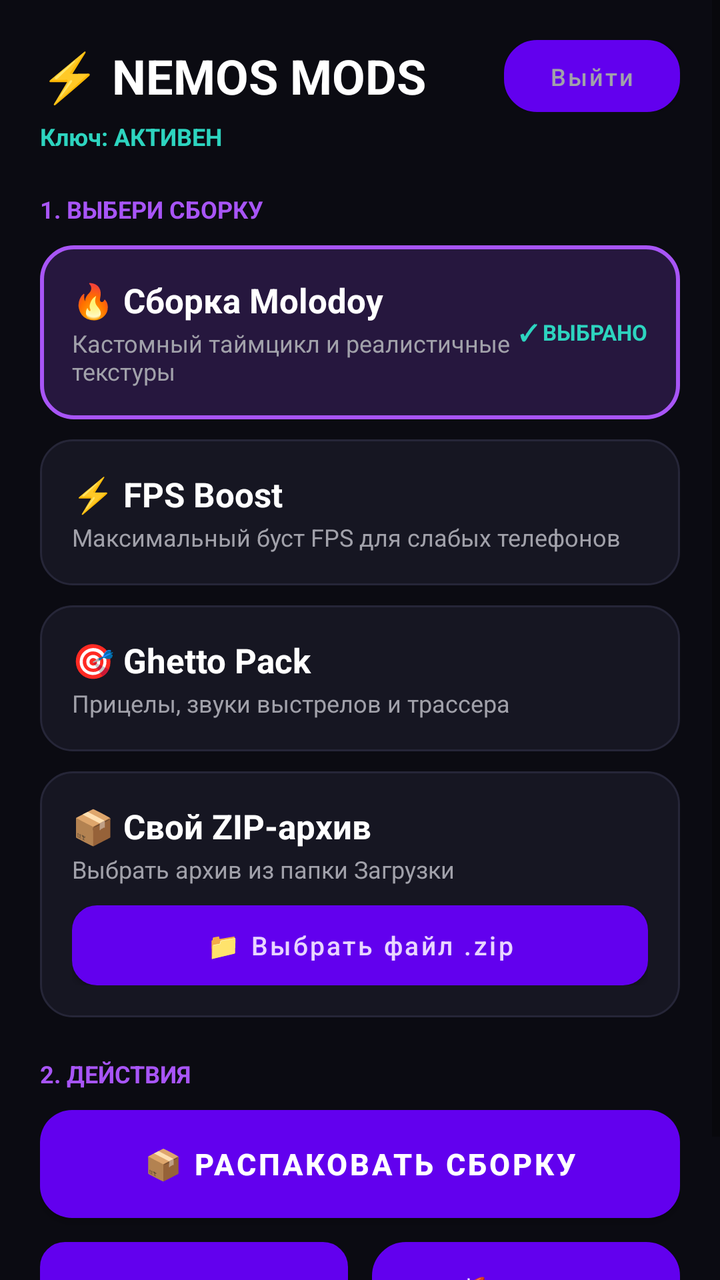
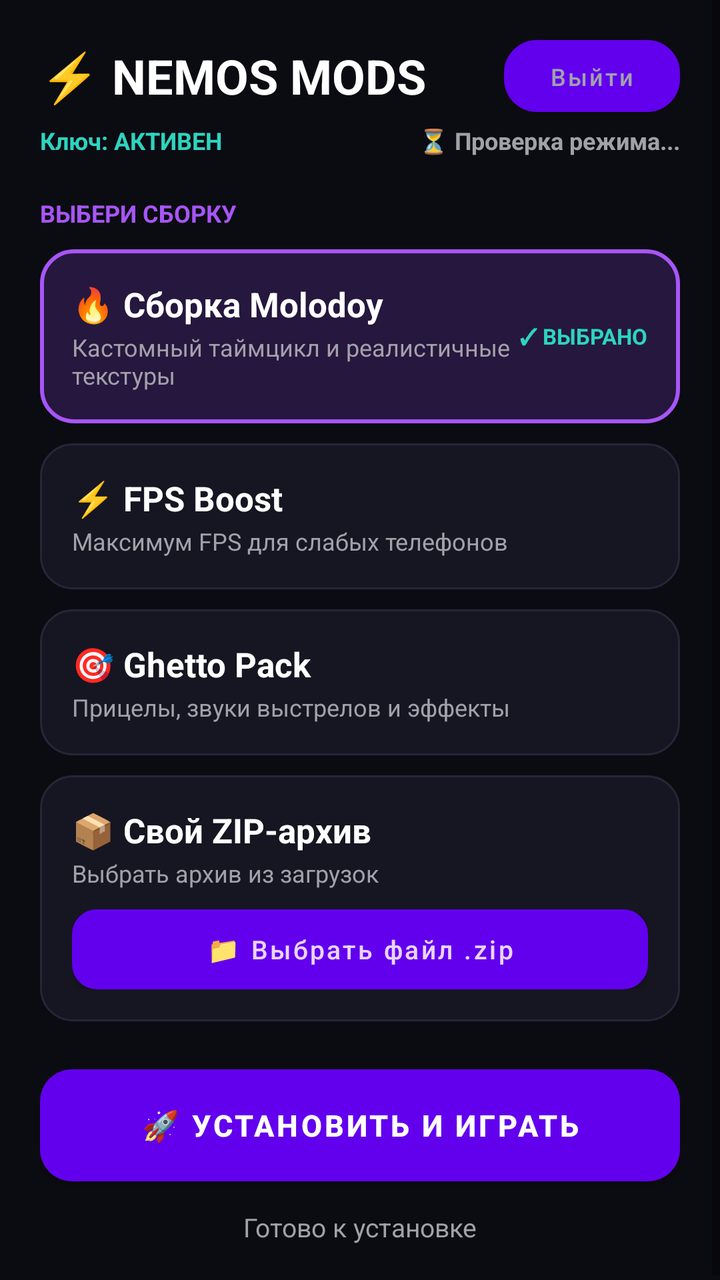

Two renders of the same Android screen: before a commit and after it. Below are the layout's source before the change and the commit's diff.
<!-- AndroidManifest.xml: application theme Theme.MaterialComponents.DayNight.NoActionBar -->
<!-- res/layout/activity_main.xml -->
<?xml version="1.0" encoding="utf-8"?>
<ScrollView xmlns:android="http://schemas.android.com/apk/res/android"
    android:layout_width="match_parent"
    android:layout_height="match_parent"
    android:background="#0B0B12"
    android:fillViewport="true">

    <LinearLayout
        android:layout_width="match_parent"
        android:layout_height="wrap_content"
        android:orientation="vertical"
        android:padding="20dp">

        <LinearLayout
            android:layout_width="match_parent"
            android:layout_height="wrap_content"
            android:gravity="center_vertical"
            android:orientation="horizontal">

            <TextView
                android:layout_width="0dp"
                android:layout_height="wrap_content"
                android:layout_weight="1"
                android:text="⚡ NEMOS MODS"
                android:textColor="#FFFFFF"
                android:textSize="24sp"
                android:textStyle="bold" />

            <Button
                android:id="@+id/btnLogout"
                android:layout_width="wrap_content"
                android:layout_height="36dp"
                android:background="@drawable/bg_card_unselected"
                android:paddingHorizontal="14dp"
                android:text="Выйти"
                android:textAllCaps="false"
                android:textColor="#A1A1AA"
                android:textSize="12sp" />
        </LinearLayout>

        <TextView
            android:id="@+id/tvSubInfo"
            android:layout_width="match_parent"
            android:layout_height="wrap_content"
            android:layout_marginTop="4dp"
            android:text="Ключ: АКТИВЕН"
            android:textColor="#2DD4BF"
            android:textSize="12sp"
            android:textStyle="bold" />

        <TextView
            android:layout_width="match_parent"
            android:layout_height="wrap_content"
            android:layout_marginTop="20dp"
            android:layout_marginBottom="10dp"
            android:text="1. ВЫБЕРИ СБОРКУ"
            android:textColor="#A855F7"
            android:textSize="12sp"
            android:textStyle="bold" />

        <LinearLayout
            android:id="@+id/cardMolodoy"
            android:layout_width="match_parent"
            android:layout_height="wrap_content"
            android:layout_marginBottom="10dp"
            android:background="@drawable/bg_card_selected"
            android:gravity="center_vertical"
            android:orientation="horizontal"
            android:padding="16dp">

            <LinearLayout
                android:layout_width="0dp"
                android:layout_height="wrap_content"
                android:layout_weight="1"
                android:orientation="vertical">

                <TextView
                    android:layout_width="wrap_content"
                    android:layout_height="wrap_content"
                    android:text="🔥 Сборка Molodoy"
                    android:textColor="#FFFFFF"
                    android:textSize="17sp"
                    android:textStyle="bold" />

                <TextView
                    android:layout_width="wrap_content"
                    android:layout_height="wrap_content"
                    android:layout_marginTop="2dp"
                    android:text="Кастомный таймцикл и реалистичные текстуры"
                    android:textColor="#A1A1AA"
                    android:textSize="12sp" />
            </LinearLayout>

            <TextView
                android:id="@+id/tvBadgeMolodoy"
                android:layout_width="wrap_content"
                android:layout_height="wrap_content"
                android:text="✓ ВЫБРАНО"
                android:textColor="#2DD4BF"
                android:textSize="11sp"
                android:textStyle="bold" />
        </LinearLayout>

        <LinearLayout
            android:id="@+id/cardFps"
            android:layout_width="match_parent"
            android:layout_height="wrap_content"
            android:layout_marginBottom="10dp"
            android:background="@drawable/bg_card_unselected"
            android:gravity="center_vertical"
            android:orientation="horizontal"
            android:padding="16dp">

            <LinearLayout
                android:layout_width="0dp"
                android:layout_height="wrap_content"
                android:layout_weight="1"
                android:orientation="vertical">

                <TextView
                    android:layout_width="wrap_content"
                    android:layout_height="wrap_content"
                    android:text="⚡ FPS Boost"
                    android:textColor="#FFFFFF"
                    android:textSize="17sp"
                    android:textStyle="bold" />

                <TextView
                    android:layout_width="wrap_content"
                    android:layout_height="wrap_content"
                    android:layout_marginTop="2dp"
                    android:text="Максимальный буст FPS для слабых телефонов"
                    android:textColor="#A1A1AA"
                    android:textSize="12sp" />
            </LinearLayout>

            <TextView
                android:id="@+id/tvBadgeFps"
                android:layout_width="wrap_content"
                android:layout_height="wrap_content"
                android:text="✓ ВЫБРАНО"
                android:textColor="#2DD4BF"
                android:textSize="11sp"
                android:textStyle="bold"
                android:visibility="gone" />
        </LinearLayout>

        <LinearLayout
            android:id="@+id/cardGhetto"
            android:layout_width="match_parent"
            android:layout_height="wrap_content"
            android:layout_marginBottom="10dp"
            android:background="@drawable/bg_card_unselected"
            android:gravity="center_vertical"
            android:orientation="horizontal"
            android:padding="16dp">

            <LinearLayout
                android:layout_width="0dp"
                android:layout_height="wrap_content"
                android:layout_weight="1"
                android:orientation="vertical">

                <TextView
                    android:layout_width="wrap_content"
                    android:layout_height="wrap_content"
                    android:text="🎯 Ghetto Pack"
                    android:textColor="#FFFFFF"
                    android:textSize="17sp"
                    android:textStyle="bold" />

                <TextView
                    android:layout_width="wrap_content"
                    android:layout_height="wrap_content"
                    android:layout_marginTop="2dp"
                    android:text="Прицелы, звуки выстрелов и трассера"
                    android:textColor="#A1A1AA"
                    android:textSize="12sp" />
            </LinearLayout>

            <TextView
                android:id="@+id/tvBadgeGhetto"
                android:layout_width="wrap_content"
                android:layout_height="wrap_content"
                android:text="✓ ВЫБРАНО"
                android:textColor="#2DD4BF"
                android:textSize="11sp"
                android:textStyle="bold"
                android:visibility="gone" />
        </LinearLayout>

        <LinearLayout
            android:id="@+id/cardCustom"
            android:layout_width="match_parent"
            android:layout_height="wrap_content"
            android:layout_marginBottom="20dp"
            android:background="@drawable/bg_card_unselected"
            android:orientation="vertical"
            android:padding="16dp">

            <LinearLayout
                android:layout_width="match_parent"
                android:layout_height="wrap_content"
                android:gravity="center_vertical"
                android:orientation="horizontal">

                <LinearLayout
                    android:layout_width="0dp"
                    android:layout_height="wrap_content"
                    android:layout_weight="1"
                    android:orientation="vertical">

                    <TextView
                        android:layout_width="wrap_content"
                        android:layout_height="wrap_content"
                        android:text="📦 Свой ZIP-архив"
                        android:textColor="#FFFFFF"
                        android:textSize="17sp"
                        android:textStyle="bold" />

                    <TextView
                        android:id="@+id/tvCustomZipName"
                        android:layout_width="wrap_content"
                        android:layout_height="wrap_content"
                        android:layout_marginTop="2dp"
                        android:text="Выбрать архив из папки Загрузки"
                        android:textColor="#A1A1AA"
                        android:textSize="12sp" />
                </LinearLayout>

                <TextView
                    android:id="@+id/tvBadgeCustom"
                    android:layout_width="wrap_content"
                    android:layout_height="wrap_content"
                    android:text="✓ ВЫБРАНО"
                    android:textColor="#2DD4BF"
                    android:textSize="11sp"
                    android:textStyle="bold"
                    android:visibility="gone" />
            </LinearLayout>

            <Button
                android:id="@+id/btnPickZip"
                android:layout_width="match_parent"
                android:layout_height="40dp"
                android:layout_marginTop="10dp"
                android:background="@drawable/bg_btn_outline"
                android:text="📁 Выбрать файл .zip"
                android:textAllCaps="false"
                android:textColor="#E9D5FF"
                android:textSize="13sp" />
        </LinearLayout>

        <TextView
            android:layout_width="match_parent"
            android:layout_height="wrap_content"
            android:layout_marginBottom="10dp"
            android:text="2. ДЕЙСТВИЯ"
            android:textColor="#A855F7"
            android:textSize="12sp"
            android:textStyle="bold" />

        <Button
            android:id="@+id/btnUnpack"
            android:layout_width="match_parent"
            android:layout_height="54dp"
            android:background="@drawable/bg_btn_primary"
            android:text="📦 РАСПАКОВАТЬ СБОРКУ"
            android:textAllCaps="true"
            android:textColor="#FFFFFF"
            android:textSize="15sp"
            android:textStyle="bold" />

        <LinearLayout
            android:id="@+id/layoutActionButtons"
            android:layout_width="match_parent"
            android:layout_height="wrap_content"
            android:layout_marginTop="12dp"
            android:orientation="horizontal">

            <Button
                android:id="@+id/btnOpenMt"
                android:layout_width="0dp"
                android:layout_height="48dp"
                android:layout_marginEnd="6dp"
                android:layout_weight="1"
                android:background="@drawable/bg_btn_outline"
                android:text="📂 MT MANAGER"
                android:textAllCaps="false"
                android:textColor="#E9D5FF"
                android:textSize="13sp"
                android:textStyle="bold" />

            <Button
                android:id="@+id/btnLaunchGame"
                android:layout_width="0dp"
                android:layout_height="48dp"
                android:layout_marginStart="6dp"
                android:layout_weight="1"
                android:background="@drawable/bg_card_selected"
                android:text="🚀 В ИГРУ"
                android:textAllCaps="false"
                android:textColor="#FFFFFF"
                android:textSize="13sp"
                android:textStyle="bold" />
        </LinearLayout>

        <TextView
            android:id="@+id/tvStatus"
            android:layout_width="match_parent"
            android:layout_height="wrap_content"
            android:layout_marginTop="14dp"
            android:gravity="center"
            android:text="Сборка готова к распаковке"
            android:textColor="#A1A1AA"
            android:textSize="13sp" />

    </LinearLayout>
</ScrollView>
<!-- resources referenced by this layout -->
<resources>
  <!-- drawable bg_btn_outline (drawable) -->
  <?xml version="1.0" encoding="utf-8"?>
  <shape xmlns:android="http://schemas.android.com/apk/res/android" android:shape="rectangle">
      <solid android:color="#1A102B" />
      <stroke android:width="1dp" android:color="#7E22CE" />
      <corners android:radius="12dp" />
  </shape>
  <!-- drawable bg_btn_primary (drawable) -->
  <?xml version="1.0" encoding="utf-8"?>
  <shape xmlns:android="http://schemas.android.com/apk/res/android" android:shape="rectangle">
      <solid android:color="#9333EA" />
      <corners android:radius="16dp" />
  </shape>
  <!-- drawable bg_card_selected (drawable) -->
  <?xml version="1.0" encoding="utf-8"?>
  <shape xmlns:android="http://schemas.android.com/apk/res/android" android:shape="rectangle">
      <solid android:color="#26173E" />
      <stroke android:width="2dp" android:color="#A855F7" />
      <corners android:radius="16dp" />
  </shape>
  <!-- drawable bg_card_unselected (drawable) -->
  <?xml version="1.0" encoding="utf-8"?>
  <shape xmlns:android="http://schemas.android.com/apk/res/android" android:shape="rectangle">
      <solid android:color="#161622" />
      <stroke android:width="1dp" android:color="#262638" />
      <corners android:radius="16dp" />
  </shape>
</resources>

<!-- the commit's change to res/layout/activity_main.xml (unified diff, before → after) -->
@@ -1,319 +1,87 @@
 <?xml version="1.0" encoding="utf-8"?>
-<ScrollView xmlns:android="http://schemas.android.com/apk/res/android"
-    android:layout_width="match_parent"
-    android:layout_height="match_parent"
-    android:background="#0B0B12"
-    android:fillViewport="true">
+<ScrollView android:background="#0B0B12" android:fillViewport="true" android:layout_height="match_parent" android:layout_width="match_parent" xmlns:android="http://schemas.android.com/apk/res/android">
 
-    <LinearLayout
-        android:layout_width="match_parent"
-        android:layout_height="wrap_content"
-        android:orientation="vertical"
-        android:padding="20dp">
+    <LinearLayout android:layout_height="wrap_content" android:layout_width="match_parent" android:orientation="vertical" android:padding="20dp">
 
-        <LinearLayout
-            android:layout_width="match_parent"
-            android:layout_height="wrap_content"
-            android:gravity="center_vertical"
-            android:orientation="horizontal">
+        <LinearLayout android:gravity="center_vertical" android:layout_height="wrap_content" android:layout_width="match_parent" android:orientation="horizontal">
 
-            <TextView
-                android:layout_width="0dp"
-                android:layout_height="wrap_content"
-                android:layout_weight="1"
-                android:text="⚡ NEMOS MODS"
-                android:textColor="#FFFFFF"
-                android:textSize="24sp"
-                android:textStyle="bold" />
+            <TextView android:layout_height="wrap_content" android:layout_weight="1" android:layout_width="0dp" android:text="⚡ NEMOS MODS" android:textColor="#FFFFFF" android:textSize="24sp" android:textStyle="bold"/>
 
-            <Button
-                android:id="@+id/btnLogout"
-                android:layout_width="wrap_content"
-                android:layout_height="36dp"
-                android:background="@drawable/bg_card_unselected"
-                android:paddingHorizontal="14dp"
-                android:text="Выйти"
-                android:textAllCaps="false"
-                android:textColor="#A1A1AA"
-                android:textSize="12sp" />
+            <Button android:background="@drawable/bg_card_unselected" android:id="@+id/btnLogout" android:layout_height="36dp" android:layout_width="wrap_content" android:paddingHorizontal="14dp" android:text="Выйти" android:textAllCaps="false" android:textColor="#A1A1AA" android:textSize="12sp"/>
         </LinearLayout>
 
-        <TextView
-            android:id="@+id/tvSubInfo"
-            android:layout_width="match_parent"
-            android:layout_height="wrap_content"
-            android:layout_marginTop="4dp"
-            android:text="Ключ: АКТИВЕН"
-            android:textColor="#2DD4BF"
-            android:textSize="12sp"
-            android:textStyle="bold" />
+        <LinearLayout android:gravity="center_vertical" android:layout_height="wrap_content" android:layout_marginTop="6dp" android:layout_width="match_parent" android:orientation="horizontal">
 
-        <TextView
-            android:layout_width="match_parent"
-            android:layout_height="wrap_content"
-            android:layout_marginTop="20dp"
-            android:layout_marginBottom="10dp"
-            android:text="1. ВЫБЕРИ СБОРКУ"
-            android:textColor="#A855F7"
-            android:textSize="12sp"
-            android:textStyle="bold" />
+            <TextView android:id="@+id/tvSubInfo" android:layout_height="wrap_content" android:layout_weight="1" android:layout_width="0dp" android:text="Ключ: АКТИВЕН" android:textColor="#2DD4BF" android:textSize="12sp" android:textStyle="bold"/>
 
-        <LinearLayout
-            android:id="@+id/cardMolodoy"
-            android:layout_width="match_parent"
-            android:layout_height="wrap_content"
-            android:layout_marginBottom="10dp"
-            android:background="@drawable/bg_card_selected"
-            android:gravity="center_vertical"
-            android:orientation="horizontal"
-            android:padding="16dp">
+            <TextView android:id="@+id/tvShizukuBadge" android:layout_height="wrap_content" android:layout_width="wrap_content" android:text="⏳ Проверка режима..." android:textColor="#A1A1AA" android:textSize="12sp" android:textStyle="bold"/>
+        </LinearLayout>
 
-            <LinearLayout
-                android:layout_width="0dp"
-                android:layout_height="wrap_content"
-                android:layout_weight="1"
-                android:orientation="vertical">
+        <TextView android:layout_height="wrap_content" android:layout_marginBottom="10dp" android:layout_marginTop="20dp" android:layout_width="match_parent" android:text="ВЫБЕРИ СБОРКУ" android:textColor="#A855F7" android:textSize="12sp" android:textStyle="bold"/>
 
-                <TextView
-                    android:layout_width="wrap_content"
-                    android:layout_height="wrap_content"
-                    android:text="🔥 Сборка Molodoy"
-                    android:textColor="#FFFFFF"
-                    android:textSize="17sp"
-                    android:textStyle="bold" />
+        <LinearLayout android:background="@drawable/bg_card_selected" android:gravity="center_vertical" android:id="@+id/cardMolodoy" android:layout_height="wrap_content" android:layout_marginBottom="10dp" android:layout_width="match_parent" android:orientation="horizontal" android:padding="16dp">
 
-                <TextView
-                    android:layout_width="wrap_content"
-                    android:layout_height="wrap_content"
-                    android:layout_marginTop="2dp"
-                    android:text="Кастомный таймцикл и реалистичные текстуры"
-                    android:textColor="#A1A1AA"
-                    android:textSize="12sp" />
+            <LinearLayout android:layout_height="wrap_content" android:layout_weight="1" android:layout_width="0dp" android:orientation="vertical">
+
+                <TextView android:layout_height="wrap_content" android:layout_width="wrap_content" android:text="🔥 Сборка Molodoy" android:textColor="#FFFFFF" android:textSize="17sp" android:textStyle="bold"/>
+
+                <TextView android:layout_height="wrap_content" android:layout_marginTop="2dp" android:layout_width="wrap_content" android:text="Кастомный таймцикл и реалистичные текстуры" android:textColor="#A1A1AA" android:textSize="12sp"/>
             </LinearLayout>
 
-            <TextView
-                android:id="@+id/tvBadgeMolodoy"
-                android:layout_width="wrap_content"
-                android:layout_height="wrap_content"
-                android:text="✓ ВЫБРАНО"
-                android:textColor="#2DD4BF"
-                android:textSize="11sp"
-                android:textStyle="bold" />
+            <TextView android:id="@+id/tvBadgeMolodoy" android:layout_height="wrap_content" android:layout_width="wrap_content" android:text="✓ ВЫБРАНО" android:textColor="#2DD4BF" android:textSize="11sp" android:textStyle="bold"/>
         </LinearLayout>
 
-        <LinearLayout
-            android:id="@+id/cardFps"
-            android:layout_width="match_parent"
-            android:layout_height="wrap_content"
-            android:layout_marginBottom="10dp"
-            android:background="@drawable/bg_card_unselected"
-            android:gravity="center_vertical"
-            android:orientation="horizontal"
-            android:padding="16dp">
+        <LinearLayout android:background="@drawable/bg_card_unselected" android:gravity="center_vertical" android:id="@+id/cardFps" android:layout_height="wrap_content" android:layout_marginBottom="10dp" android:layout_width="match_parent" android:orientation="horizontal" android:padding="16dp">
 
-            <LinearLayout
-                android:layout_width="0dp"
-                android:layout_height="wrap_content"
-                android:layout_weight="1"
-                android:orientation="vertical">
+            <LinearLayout android:layout_height="wrap_content" android:layout_weight="1" android:layout_width="0dp" android:orientation="vertical">
 
-                <TextView
-                    android:layout_width="wrap_content"
-                    android:layout_height="wrap_content"
-                    android:text="⚡ FPS Boost"
-                    android:textColor="#FFFFFF"
-                    android:textSize="17sp"
-                    android:textStyle="bold" />
+                <TextView android:layout_height="wrap_content" android:layout_width="wrap_content" android:text="⚡ FPS Boost" android:textColor="#FFFFFF" android:textSize="17sp" android:textStyle="bold"/>
 
-                <TextView
-                    android:layout_width="wrap_content"
-                    android:layout_height="wrap_content"
-                    android:layout_marginTop="2dp"
-                    android:text="Максимальный буст FPS для слабых телефонов"
-                    android:textColor="#A1A1AA"
-                    android:textSize="12sp" />
+                <TextView android:layout_height="wrap_content" android:layout_marginTop="2dp" android:layout_width="wrap_content" android:text="Максимум FPS для слабых телефонов" android:textColor="#A1A1AA" android:textSize="12sp"/>
             </LinearLayout>
 
-            <TextView
-                android:id="@+id/tvBadgeFps"
-                android:layout_width="wrap_content"
-                android:layout_height="wrap_content"
-                android:text="✓ ВЫБРАНО"
-                android:textColor="#2DD4BF"
-                android:textSize="11sp"
-                android:textStyle="bold"
-                android:visibility="gone" />
+            <TextView android:id="@+id/tvBadgeFps" android:layout_height="wrap_content" android:layout_width="wrap_content" android:text="✓ ВЫБРАНО" android:textColor="#2DD4BF" android:textSize="11sp" android:textStyle="bold" android:visibility="gone"/>
         </LinearLayout>
 
-        <LinearLayout
-            android:id="@+id/cardGhetto"
-            android:layout_width="match_parent"
-            android:layout_height="wrap_content"
-            android:layout_marginBottom="10dp"
-            android:background="@drawable/bg_card_unselected"
-            android:gravity="center_vertical"
-            android:orientation="horizontal"
-            android:padding="16dp">
+        <LinearLayout android:background="@drawable/bg_card_unselected" android:gravity="center_vertical" android:id="@+id/cardGhetto" android:layout_height="wrap_content" android:layout_marginBottom="10dp" android:layout_width="match_parent" android:orientation="horizontal" android:padding="16dp">
 
-            <LinearLayout
-                android:layout_width="0dp"
-                android:layout_height="wrap_content"
-                android:layout_weight="1"
-                android:orientation="vertical">
+            <LinearLayout android:layout_height="wrap_content" android:layout_weight="1" android:layout_width="0dp" android:orientation="vertical">
 
-                <TextView
-                    android:layout_width="wrap_content"
-                    android:layout_height="wrap_content"
-                    android:text="🎯 Ghetto Pack"
-                    android:textColor="#FFFFFF"
-                    android:textSize="17sp"
-                    android:textStyle="bold" />
+                <TextView android:layout_height="wrap_content" android:layout_width="wrap_content" android:text="🎯 Ghetto Pack" android:textColor="#FFFFFF" android:textSize="17sp" android:textStyle="bold"/>
 
-                <TextView
-                    android:layout_width="wrap_content"
-                    android:layout_height="wrap_content"
-                    android:layout_marginTop="2dp"
-                    android:text="Прицелы, звуки выстрелов и трассера"
-                    android:textColor="#A1A1AA"
-                    android:textSize="12sp" />
+                <TextView android:layout_height="wrap_content" android:layout_marginTop="2dp" android:layout_width="wrap_content" android:text="Прицелы, звуки выстрелов и эффекты" android:textColor="#A1A1AA" android:textSize="12sp"/>
             </LinearLayout>
 
-            <TextView
-                android:id="@+id/tvBadgeGhetto"
-                android:layout_width="wrap_content"
-                android:layout_height="wrap_content"
-                android:text="✓ ВЫБРАНО"
-                android:textColor="#2DD4BF"
-                android:textSize="11sp"
-                android:textStyle="bold"
-                android:visibility="gone" />
+            <TextView android:id="@+id/tvBadgeGhetto" android:layout_height="wrap_content" android:layout_width="wrap_content" android:text="✓ ВЫБРАНО" android:textColor="#2DD4BF" android:textSize="11sp" android:textStyle="bold" android:visibility="gone"/>
         </LinearLayout>
 
-        <LinearLayout
-            android:id="@+id/cardCustom"
-            android:layout_width="match_parent"
-            android:layout_height="wrap_content"
-            android:layout_marginBottom="20dp"
-            android:background="@drawable/bg_card_unselected"
-            android:orientation="vertical"
-            android:padding="16dp">
+        <LinearLayout android:background="@drawable/bg_card_unselected" android:id="@+id/cardCustom" android:layout_height="wrap_content" android:layout_marginBottom="24dp" android:layout_width="match_parent" android:orientation="vertical" android:padding="16dp">
 
-            <LinearLayout
-                android:layout_width="match_parent"
-                android:layout_height="wrap_content"
-                android:gravity="center_vertical"
-                android:orientation="horizontal">
+            <LinearLayout android:gravity="center_vertical" android:layout_height="wrap_content" android:layout_width="match_parent" android:orientation="horizontal">
 
-                <LinearLayout
-                    android:layout_width="0dp"
-                    android:layout_height="wrap_content"
-                    android:layout_weight="1"
-                    android:orientation="vertical">
+                <LinearLayout android:layout_height="wrap_content" android:layout_weight="1" android:layout_width="0dp" android:orientation="vertical">
 
-                    <TextView
-                        android:layout_width="wrap_content"
-                        android:layout_height="wrap_content"
-                        android:text="📦 Свой ZIP-архив"
-                        android:textColor="#FFFFFF"
-                        android:textSize="17sp"
-                        android:textStyle="bold" />
+                    <TextView android:layout_height="wrap_content" android:layout_width="wrap_content" android:text="📦 Свой ZIP-архив" android:textColor="#FFFFFF" android:textSize="17sp" android:textStyle="bold"/>
 
-                    <TextView
-                        android:id="@+id/tvCustomZipName"
-                        android:layout_width="wrap_content"
-                        android:layout_height="wrap_content"
-                        android:layout_marginTop="2dp"
-                        android:text="Выбрать архив из папки Загрузки"
-                        android:textColor="#A1A1AA"
-                        android:textSize="12sp" />
+                    <TextView android:id="@+id/tvCustomZipName" android:layout_height="wrap_content" android:layout_marginTop="2dp" android:layout_width="wrap_content" android:text="Выбрать архив из загрузок" android:textColor="#A1A1AA" android:textSize="12sp"/>
                 </LinearLayout>
 
-                <TextView
-                    android:id="@+id/tvBadgeCustom"
-                    android:layout_width="wrap_content"
-                    android:layout_height="wrap_content"
-                    android:text="✓ ВЫБРАНО"
-                    android:textColor="#2DD4BF"
-                    android:textSize="11sp"
-                    android:textStyle="bold"
-                    android:visibility="gone" />
+                <TextView android:id="@+id/tvBadgeCustom" android:layout_height="wrap_content" android:layout_width="wrap_content" android:text="✓ ВЫБРАНО" android:textColor="#2DD4BF" android:textSize="11sp" android:textStyle="bold" android:visibility="gone"/>
             </LinearLayout>
 
-            <Button
-                android:id="@+id/btnPickZip"
-                android:layout_width="match_parent"
-                android:layout_height="40dp"
-                android:layout_marginTop="10dp"
-                android:background="@drawable/bg_btn_outline"
-                android:text="📁 Выбрать файл .zip"
-                android:textAllCaps="false"
-                android:textColor="#E9D5FF"
-                android:textSize="13sp" />
+            <Button android:background="@drawable/bg_btn_outline" android:id="@+id/btnPickZip" android:layout_height="40dp" android:layout_marginTop="10dp" android:layout_width="match_parent" android:text="📁 Выбрать файл .zip" android:textAllCaps="false" android:textColor="#E9D5FF" android:textSize="13sp"/>
         </LinearLayout>
 
-        <TextView
-            android:layout_width="match_parent"
-            android:layout_height="wrap_content"
-            android:layout_marginBottom="10dp"
-            android:text="2. ДЕЙСТВИЯ"
-            android:textColor="#A855F7"
-            android:textSize="12sp"
-            android:textStyle="bold" />
+        <Button android:background="@drawable/bg_btn_primary" android:id="@+id/btnPrimaryAction" android:layout_height="56dp" android:layout_width="match_parent" android:text="🚀 УСТАНОВИТЬ И ИГРАТЬ" android:textAllCaps="true" android:textColor="#FFFFFF" android:textSize="15sp" android:textStyle="bold"/>
 
-        <Button
-            android:id="@+id/btnUnpack"
-            android:layout_width="match_parent"
-            android:layout_height="54dp"
-            android:background="@drawable/bg_btn_primary"
-            android:text="📦 РАСПАКОВАТЬ СБОРКУ"
-            android:textAllCaps="true"
-            android:textColor="#FFFFFF"
-            android:textSize="15sp"
-            android:textStyle="bold" />
+        <LinearLayout android:id="@+id/layoutMtOptions" android:layout_height="wrap_content" android:layout_marginTop="10dp" android:layout_width="match_parent" android:orientation="horizontal" android:visibility="gone">
 
-        <LinearLayout
-            android:id="@+id/layoutActionButtons"
-            android:layout_width="match_parent"
-            android:layout_height="wrap_content"
-            android:layout_marginTop="12dp"
-            android:orientation="horizontal">
+            <Button android:background="@drawable/bg_btn_outline" android:id="@+id/btnOpenMt" android:layout_height="46dp" android:layout_marginEnd="6dp" android:layout_weight="1" android:layout_width="0dp" android:text="📂 MT Manager" android:textAllCaps="false" android:textColor="#E9D5FF" android:textSize="13sp"/>
 
-            <Button
-                android:id="@+id/btnOpenMt"
-                android:layout_width="0dp"
-                android:layout_height="48dp"
-                android:layout_marginEnd="6dp"
-                android:layout_weight="1"
-                android:background="@drawable/bg_btn_outline"
-                android:text="📂 MT MANAGER"
-                android:textAllCaps="false"
-                android:textColor="#E9D5FF"
-                android:textSize="13sp"
-                android:textStyle="bold" />
-
-            <Button
-                android:id="@+id/btnLaunchGame"
-                android:layout_width="0dp"
-                android:layout_height="48dp"
-                android:layout_marginStart="6dp"
-                android:layout_weight="1"
-                android:background="@drawable/bg_card_selected"
-                android:text="🚀 В ИГРУ"
-                android:textAllCaps="false"
-                android:textColor="#FFFFFF"
-                android:textSize="13sp"
-                android:textStyle="bold" />
+            <Button android:background="@drawable/bg_card_selected" android:id="@+id/btnLaunchGame" android:layout_height="46dp" android:layout_marginStart="6dp" android:layout_weight="1" android:layout_width="0dp" android:text="🎮 В игру" android:textAllCaps="false" android:textColor="#FFFFFF" android:textSize="13sp" android:textStyle="bold"/>
         </LinearLayout>
 
-        <TextView
-            android:id="@+id/tvStatus"
-            android:layout_width="match_parent"
-            android:layout_height="wrap_content"
-            android:layout_marginTop="14dp"
-            android:gravity="center"
-            android:text="Сборка готова к распаковке"
-            android:textColor="#A1A1AA"
-            android:textSize="13sp" />
+        <TextView android:gravity="center" android:id="@+id/tvStatus" android:layout_height="wrap_content" android:layout_marginTop="14dp" android:layout_width="match_parent" android:text="Готово к установке" android:textColor="#A1A1AA" android:textSize="13sp"/>
 
     </LinearLayout>
 </ScrollView>
